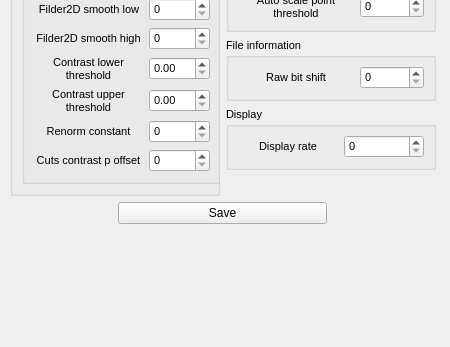
Before: the Qt Designer form Holovibes/advancedsettingswindow.ui in DigitalHolography/Holovibes, drawn with Qt 5; both pictures show x 0 to 450 and y 253 to 600 of the 450 by 600 pixel window.
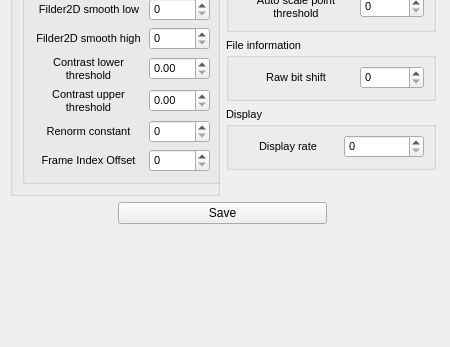
After: the same form once the commit is applied. Custom widgets are drawn as their Qt base class.

Commit message: feat(json_5): Edit gui with new version .holo

```diff
--- a/Holovibes/advancedsettingswindow.ui
+++ b/Holovibes/advancedsettingswindow.ui
@@ -578,7 +578,7 @@
              <item row="6" column="0">
               <widget class="QLabel" name="label_18">
                <property name="text">
-                <string>Cuts contrast p offset</string>
+                <string>Frame Index Offset</string>
                </property>
                <property name="alignment">
                 <set>Qt::AlignCenter</set>
```
The commit also changes 4 other files.
